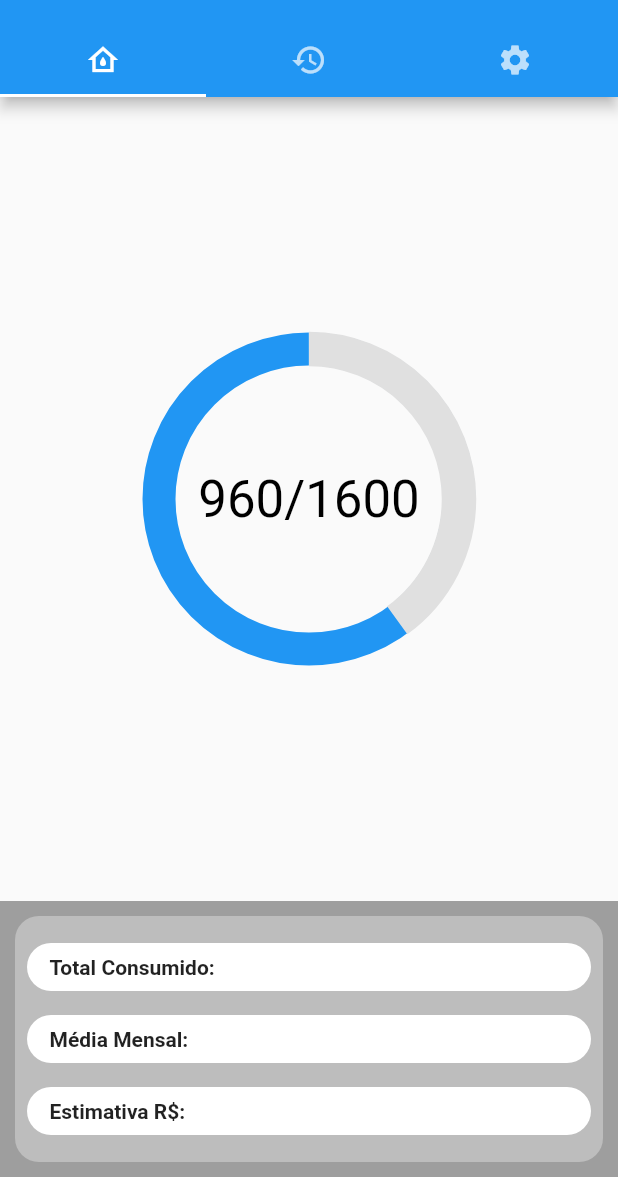
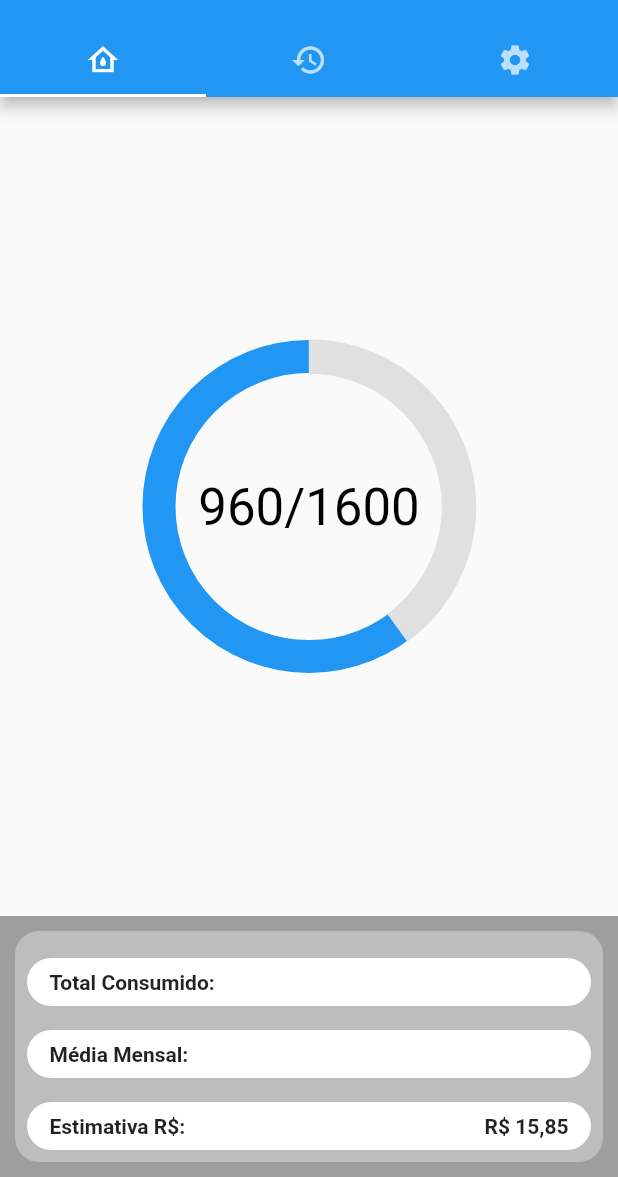
Before and after one commit to lucasdessy/flux-software, a Flutter app: the screen it shows after launch, on a phone screen of 412 x 824 dp, the part 59-1236 px from its top. Run offline on Flutter 3.47's test engine with Material 2 defaults, Android fonts, the phone set to English and light mode, and no system bars; our stand-ins replace bloc, flutter_bloc, freezed_annotation, get_it, injectable.

Commit message:
fix insets

```diff
--- a/lib/presentation/pages/home/home.dart
+++ b/lib/presentation/pages/home/home.dart
@@ -1,24 +1,25 @@
 import 'package:flutter/material.dart';
 import 'package:flutter_bloc/flutter_bloc.dart';
 import 'package:flux_software/application/bloc/settings_bloc.dart';
-import 'package:flux_software/domain/core/settings.dart';
 import 'package:flux_software/presentation/core/components/info_card.dart';
 import 'package:flux_software/presentation/core/components/progress_indicator.dart';
+import 'package:flux_software/util/region_money_calculator.dart';
 
 class HomePage extends StatelessWidget {
   @override
   Widget build(BuildContext context) {
     return BlocBuilder<SettingsBloc, SettingsState>(builder: (context, state) {
-      return Column(
-        children: [
-          Expanded(
+      return Scaffold(
+        body: Center(
           child: FluxProgressIndicator(
             currentValue: 960,
             maxValue: state.settings.limit,
           ),
         ),
-          Container(
+        bottomNavigationBar: Container(
           color: Colors.grey,
+          padding: EdgeInsets.only(
+              bottom: MediaQuery.of(context).viewPadding.bottom),
           child: Container(
             width: double.infinity,
             decoration: BoxDecoration(
@@ -26,18 +27,24 @@ class HomePage extends StatelessWidget {
                   Radius.circular(16),
                 ),
                 color: Colors.grey.shade400),
-              padding: EdgeInsets.only(top: 10, bottom: 10),
+            padding: EdgeInsets.only(
+              top: 10,
+            ),
             margin: EdgeInsets.all(10),
             child: Column(
+              mainAxisSize: MainAxisSize.min,
               children: [
                 FluxInfoCard('Total Consumido:'),
                 FluxInfoCard('Média Mensal:'),
-                  FluxInfoCard('Estimativa R\$:'),
+                FluxInfoCard(
+                  'Estimativa R\$:',
+                  description:
+                      '${RegionMoneyCalculator.formatValue(5000, state.settings.region)}',
+                ),
               ],
             ),
           ),
         ),
-        ],
       );
     });
   }
```
Lines whose indentation alone changed are shown as unchanged.
